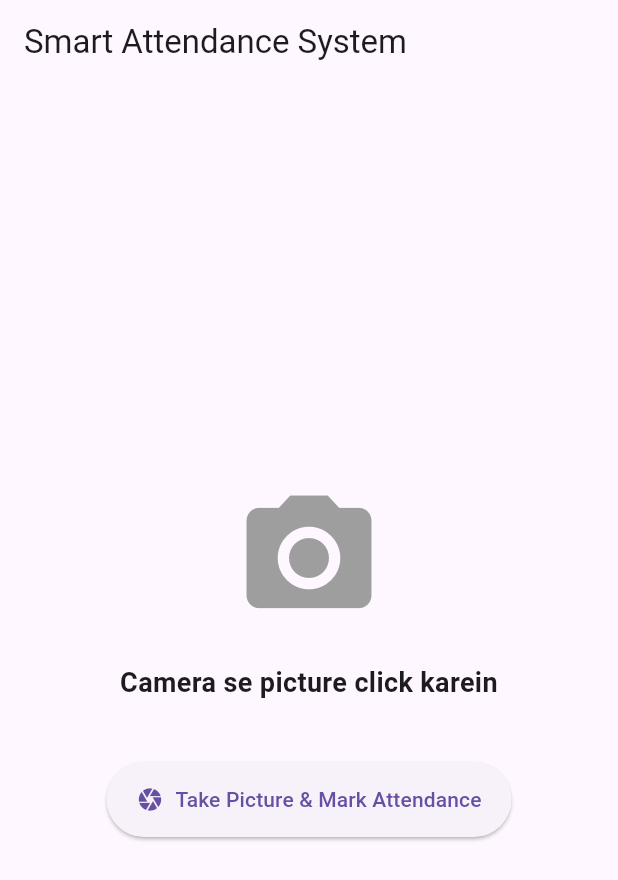
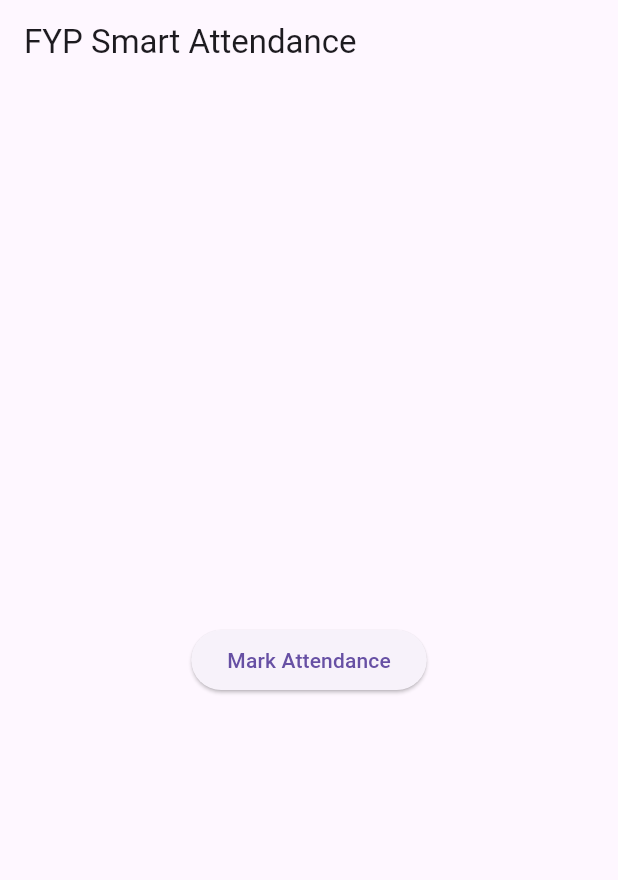
Before and after one commit to MustafaAhmed2614/Smart-Attendance-System-FYP, a Flutter app: the screen it shows after launch, on a phone screen of 412 x 824 dp. Shown: the top 880 px of the screen. Run offline on Flutter 3.47's test engine with Material 3 defaults, Android fonts, the phone set to English and light mode, and no system bars; our stand-ins replace image_picker.

Commit message:
-used clean architecture for flutter

```diff
--- a/mobile_app/lib/main.dart
+++ b/mobile_app/lib/main.dart
@@ -1,142 +1,8 @@
-import 'dart:io';
-import 'dart:convert';
 import 'package:flutter/material.dart';
-import 'package:image_picker/image_picker.dart';
-import 'package:http/http.dart' as http;
+import 'screens/home_screen.dart'; // Hum abhi ye file banayenge
 
 void main() {
-  runApp(const FYPApp());
+  runApp(
+    const MaterialApp(home: HomeScreen(), debugShowCheckedModeBanner: false),
+  );
 }
-
-class FYPApp extends StatelessWidget {
-  const FYPApp({super.key});
-
-  @override
-  Widget build(BuildContext context) {
-    return MaterialApp(
-      debugShowCheckedModeBanner: false,
-      title: 'FYP Attendance',
-      theme: ThemeData(primarySwatch: Colors.blue),
-      home: const AttendanceScreen(),
-    );
-  }
-}
-
-class AttendanceScreen extends StatefulWidget {
-  const AttendanceScreen({super.key});
-
-  @override
-  State<AttendanceScreen> createState() => _AttendanceScreenState();
-}
-
-class _AttendanceScreenState extends State<AttendanceScreen> {
-  File? _image;
-  String _statusMessage = "Camera se picture click karein";
-  bool _isLoading = false;
-
-  // Camera se picture lene ka function
-  Future<void> takePicture() async {
-    final picker = ImagePicker();
-    final pickedFile = await picker.pickImage(source: ImageSource.camera);
-
-    if (pickedFile != null) {
-      setState(() {
-        _image = File(pickedFile.path);
-        _statusMessage = "Picture le li gayi hai. Server par bhej rahe hain...";
-      });
-      // Picture lene ke fauran baad API ko bhej do
-      uploadImageToServer(_image!);
-    }
-  }
-
-  // API ko picture bhejne ka function
-  Future<void> uploadImageToServer(File imageFile) async {
-    setState(() {
-      _isLoading = true;
-    });
-
-    try {
-      // ⚠️ DHYAN DEIN: Yahan apne server ka IP address likhna hai!
-      // Agar Android Emulator hai toh: 10.0.2.2
-      // Agar iOS Simulator hai toh: 127.0.0.1
-      String serverUrl = "http://192.168.0.198:8000/detect-attendance/";
-
-      var request = http.MultipartRequest('POST', Uri.parse(serverUrl));
-      request.files.add(
-        await http.MultipartFile.fromPath('file', imageFile.path),
-      );
-
-      var response = await request.send();
-
-      if (response.statusCode == 200) {
-        var responseData = await response.stream.bytesToString();
-        var data = jsonDecode(responseData);
-
-        setState(() {
-          _statusMessage =
-              "✅ Success!\nFaces: ${data['faces_detected']}\nEyes: ${data['eyes_detected']}";
-        });
-      } else {
-        setState(() {
-          _statusMessage = "❌ Server Error: ${response.statusCode}";
-        });
-      }
-    } catch (e) {
-      setState(() {
-        _statusMessage =
-            "❌ Error: API se connect nahi ho paya.\nCheck karein ke server ON hai.";
-      });
-    } finally {
-      setState(() {
-        _isLoading = false;
-      });
-    }
-  }
-
-  @override
-  Widget build(BuildContext context) {
-    return Scaffold(
-      appBar: AppBar(title: const Text('Smart Attendance System')),
-      body: Center(
-        child: Column(
-          mainAxisAlignment: MainAxisAlignment.center,
-          children: [
-            // Picture dikhane ki jagah
-            _image == null
-                ? const Icon(Icons.camera_alt, size: 100, color: Colors.grey)
-                : Image.file(_image!, height: 300),
-
-            const SizedBox(height: 20),
-
-            // Server ka result dikhane ki jagah
-            _isLoading
-                ? const CircularProgressIndicator()
-                : Text(
-                    _statusMessage,
-                    textAlign: TextAlign.center,
-                    style: const TextStyle(
-                      fontSize: 18,
-                      fontWeight: FontWeight.bold,
-                    ),
-                  ),
-
-            const SizedBox(height: 40),
-
-            // Camera Button
-            ElevatedButton.icon(
-              onPressed: _isLoading ? null : takePicture,
-              icon: const Icon(Icons.camera),
-              label: const Text("Take Picture & Mark Attendance"),
-              style: ElevatedButton.styleFrom(
-                padding: const EdgeInsets.symmetric(
-                  horizontal: 20,
-                  vertical: 15,
-                ),
-              ),
-            ),
-          ],
-        ),
-      ),
-    );
-  }
-}
--- /dev/null
+++ b/mobile_app/lib/models/attendance_model.dart
@@ -0,0 +1,20 @@
+class AttendanceResponse {
+  final String status;
+  final List<String> recognizedStudents;
+  final String message;
+
+  AttendanceResponse({
+    required this.status,
+    required this.recognizedStudents,
+    required this.message,
+  });
+
+  // JSON ko Dart object mein badalne ke liye
+  factory AttendanceResponse.fromJson(Map<String, dynamic> json) {
+    return AttendanceResponse(
+      status: json['status'] ?? "Error",
+      recognizedStudents: List<String>.from(json['recognized_students'] ?? []),
+      message: json['message'] ?? "",
+    );
+  }
+}
--- /dev/null
+++ b/mobile_app/lib/screens/home_screen.dart
@@ -0,0 +1,51 @@
+import 'dart:io';
+import 'package:flutter/material.dart';
+import 'package:image_picker/image_picker.dart';
+import '../services/api_service.dart';
+
+class HomeScreen extends StatefulWidget {
+  const HomeScreen({super.key});
+
+  @override
+  State<HomeScreen> createState() => _HomeScreenState();
+}
+
+class _HomeScreenState extends State<HomeScreen> {
+  final ApiService _apiService = ApiService();
+  bool _isLoading = false;
+
+  void _takeAttendance() async {
+    final picker = ImagePicker();
+    final pickedFile = await picker.pickImage(source: ImageSource.camera);
+
+    if (pickedFile != null) {
+      setState(() => _isLoading = true);
+      final response = await _apiService.markAttendance(File(pickedFile.path));
+      setState(() => _isLoading = false);
+
+      // Result dikhane ke liye popup
+      showDialog(
+        context: context,
+        builder: (context) => AlertDialog(
+          title: Text(response.status),
+          content: Text(response.message),
+        ),
+      );
+    }
+  }
+
+  @override
+  Widget build(BuildContext context) {
+    return Scaffold(
+      appBar: AppBar(title: const Text("FYP Smart Attendance")),
+      body: Center(
+        child: _isLoading
+            ? const CircularProgressIndicator()
+            : ElevatedButton(
+                onPressed: _takeAttendance,
+                child: const Text("Mark Attendance"),
+              ),
+      ),
+    );
+  }
+}
```
Also changed, not shown: mobile_app/lib/services/api_service.dart (added, +39 -0 lines).
